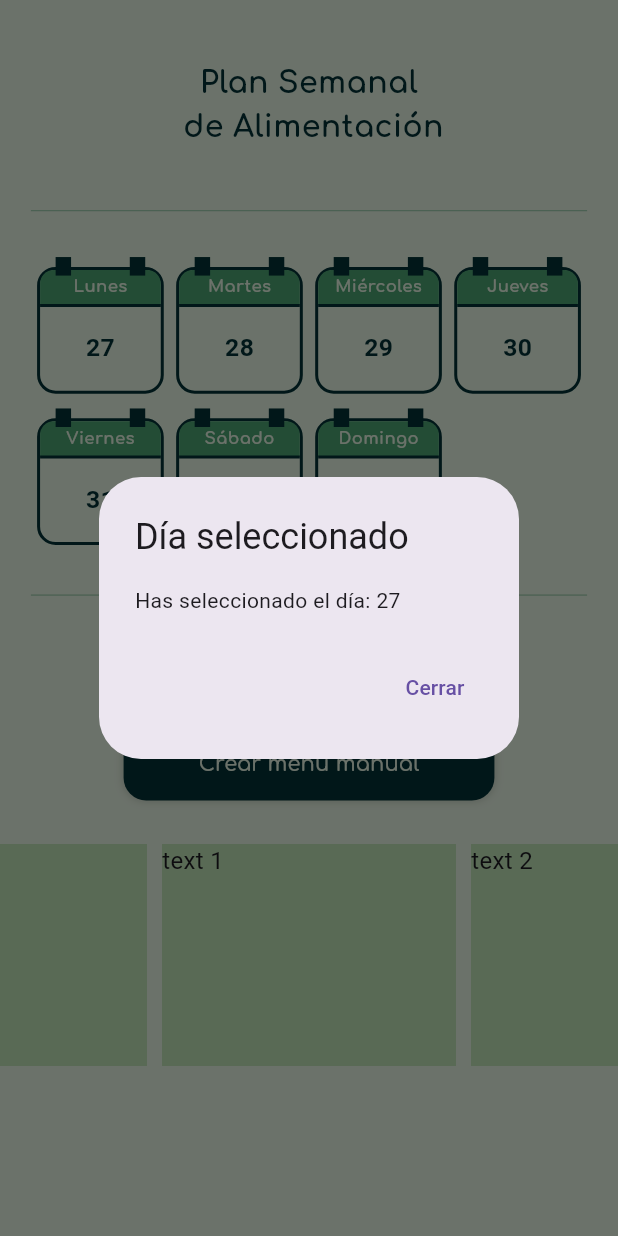
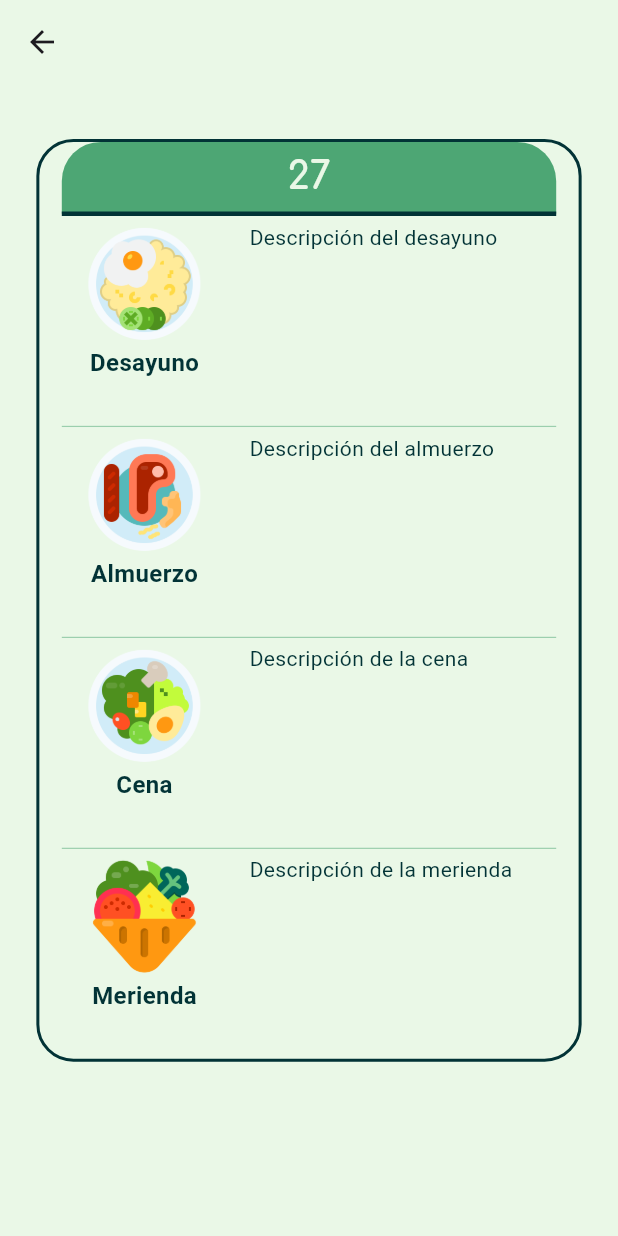
Before and after one commit to lilzandro/app-planes-alimenticios, a Flutter app: the VentanaPlanAlimentacion widget shown alone on an empty page, opened directly, after a tap on "Lunes", on a phone screen of 412 x 824 dp. Run offline on Flutter 3.47's test engine with Material 3 defaults, Android fonts, the phone set to English and light mode, and no system bars; drawn by our look-alikes of carousel_slider; our stand-ins replace cloud_firestore, firebase_auth, firebase_core, percent_indicator; accounts and stored records are empty.

Commit message:
Ventana del dia del plan alimenticio

```diff
--- /dev/null
+++ b/lib/screens/VentanaPlanAlimentacion/plan_dia.dart
@@ -0,0 +1,149 @@
+import 'package:flutter/material.dart';
+import 'package:app_planes/utils/dimensiones_pantalla.dart';
+import 'package:app_planes/utils/linea.dart';
+
+class DayDetailScreen extends StatelessWidget {
+  final String dayString;
+
+  const DayDetailScreen.planDia({Key? key, required this.dayString})
+      : super(key: key);
+
+  @override
+  Widget build(BuildContext context) {
+    return Scaffold(
+      backgroundColor: const Color(0xFFeaf8e7),
+      appBar: AppBar(
+        backgroundColor: const Color(0xFFeaf8e7),
+      ),
+      body: Padding(
+        padding: const EdgeInsets.all(16.0),
+        child: _buildCalendarWidget(),
+      ),
+    );
+  }
+
+  Widget _buildCalendarWidget() {
+    return Stack(
+      clipBehavior: Clip.none,
+      children: [
+        Container(
+          margin: EdgeInsets.symmetric(
+              horizontal: DimensionesDePantalla.pantallaSize * 0.01),
+          decoration: BoxDecoration(),
+          child: Column(
+            children: [
+              SizedBox(height: DimensionesDePantalla.pantallaSize * 0.025),
+              Container(
+                alignment: Alignment.center,
+                decoration: BoxDecoration(
+                  color: const Color(0xFFeaf8e7), // Fondo blanco
+                  borderRadius: BorderRadius.circular(
+                    DimensionesDePantalla.pantallaSize * 0.03,
+                  ),
+                  border: Border.all(
+                    color: const Color(0xFF023336),
+                    width: 2,
+                  ), // Borde verde
+                ),
+                child: Column(
+                  mainAxisAlignment: MainAxisAlignment.center,
+                  children: [
+                    Container(
+                      alignment: Alignment.center,
+                      padding: const EdgeInsets.all(4.0),
+                      height: DimensionesDePantalla.pantallaSize * 0.06,
+                      width: DimensionesDePantalla.pantallaSize * 0.4,
+                      decoration: BoxDecoration(
+                        border: const Border(
+                          bottom: BorderSide(
+                            color: Color(0xFF023336), // Color del borde
+                            width: 3.0, // Grosor del borde
+                          ),
+                        ),
+                        color: const Color(0xFF4da674),
+                        borderRadius: const BorderRadius.only(
+                          topLeft: Radius.circular(26.0),
+                          topRight: Radius.circular(26.0),
+                        ),
+                      ),
+                      child: Text(
+                        dayString, // Mostrar la fecha calculada
+                        style: const TextStyle(
+                          fontFamily: 'Comfortaa',
+                          color: Color(0xFFeaf8e7), // Texto blanco
+                          fontWeight: FontWeight.bold,
+                          fontSize: 25,
+                        ),
+                      ),
+                    ),
+                    _buildMealSection('Desayuno', 'Descripción del desayuno',
+                        'assets/desayuno.png'),
+                    linea(.8, .8),
+                    _buildMealSection('Almuerzo', 'Descripción del almuerzo',
+                        'assets/almuerzo.png'),
+                    linea(.8, .8),
+                    _buildMealSection(
+                        'Cena', 'Descripción de la cena', 'assets/cena.png'),
+                    linea(.8, .8),
+                    _buildMealSection('Merienda', 'Descripción de la merienda',
+                        'assets/merienda.png'),
+                  ],
+                ),
+              ),
+              SizedBox(height: DimensionesDePantalla.pantallaSize * 0.02),
+            ],
+          ),
+        ),
+      ],
+    );
+  }
+
+  Widget _buildMealSection(
+    String mealName,
+    String mealDescription,
+    String imagePath,
+  ) {
+    return Padding(
+      padding: const EdgeInsets.symmetric(vertical: 4.0),
+      child: Row(
+        mainAxisAlignment: MainAxisAlignment.start,
+        children: [
+          SizedBox(width: DimensionesDePantalla.pantallaSize * 0.03),
+          Container(
+              height: DimensionesDePantalla.pantallaSize *
+                  0.16, // Ancho fijo para el nombre de la comida
+              child: Column(children: [
+                Image.asset(
+                  imagePath,
+                  height: DimensionesDePantalla.anchoPantalla * .2,
+                  width: DimensionesDePantalla.anchoPantalla * .22,
+                ),
+                Text(
+                  mealName,
+                  textAlign: TextAlign.center,
+                  style: TextStyle(
+                    fontSize: 16,
+                    fontWeight: FontWeight.bold,
+                    color: Color(0xFF023336),
+                  ),
+                ),
+              ])),
+          SizedBox(width: DimensionesDePantalla.pantallaSize * 0.03),
+          Container(
+            alignment: Alignment.topCenter,
+            height: DimensionesDePantalla.pantallaSize *
+                0.16, // Ancho fijo para la descripción de la comida
+            child: Text(
+              mealDescription,
+              textAlign: TextAlign.center,
+              style: TextStyle(
+                fontSize: 14,
+                color: Color(0xFF023336),
+              ),
+            ),
+          ),
+        ],
+      ),
+    );
+  }
+}
--- a/lib/screens/VentanaPlanAlimentacion/ventana_plan_alimentacion.dart
+++ b/lib/screens/VentanaPlanAlimentacion/ventana_plan_alimentacion.dart
@@ -3,6 +3,7 @@ import 'package:flutter/material.dart';
 import 'package:carousel_slider/carousel_slider.dart';
 import 'package:app_planes/utils/dimensiones_pantalla.dart';
 import 'package:intl/intl.dart';
+import 'package:app_planes/screens/VentanaPlanAlimentacion/plan_dia.dart';
 
 class VentanaPlanAlimentacion extends StatefulWidget {
   const VentanaPlanAlimentacion({super.key});
@@ -209,24 +210,12 @@ class _VentanaPlanAlimentacionState extends State<VentanaPlanAlimentacion> {
                     children: [
                       InkWell(
                         onTap: () {
-                          // Mostrar el diálogo cuando el cuadro es presionado
-                          showDialog(
-                            context: context,
-                            builder: (BuildContext context) {
-                              return AlertDialog(
-                                title: Text('Día seleccionado'),
-                                content:
-                                    Text('Has seleccionado el día: $dayString'),
-                                actions: <Widget>[
-                                  TextButton(
-                                    child: Text('Cerrar'),
-                                    onPressed: () {
-                                      Navigator.of(context).pop();
-                                    },
-                                  ),
-                                ],
-                              );
-                            },
+                          Navigator.push(
+                            context,
+                            MaterialPageRoute(
+                              builder: (context) =>
+                                  DayDetailScreen.planDia(dayString: dayString),
+                            ),
                           );
                         },
                         child: Container(
@@ -234,7 +223,7 @@ class _VentanaPlanAlimentacionState extends State<VentanaPlanAlimentacion> {
                           decoration: BoxDecoration(
                             color: const Color(0xFFeaf8e7), // Fondo blanco
                             borderRadius: BorderRadius.circular(
-                              DimensionesDePantalla.pantallaSize * 0.015,
+                              DimensionesDePantalla.pantallaSize * 0.012,
                             ),
                             border: Border.all(
                               color: const Color(0xFF023336),
--- /dev/null
+++ b/lib/utils/linea.dart
@@ -0,0 +1,10 @@
+import 'package:app_planes/utils/dimensiones_pantalla.dart';
+import 'package:flutter/material.dart';
+
+Widget linea(double altura, double alchura) {
+  return Container(
+    width: DimensionesDePantalla.anchoPantalla * alchura,
+    height: altura,
+    color: const Color(0xFF4DA674).withOpacity(0.5),
+  );
+}
--- a/lib/widgets/inicio/Ventanainicio/planAlimenticio.dart
+++ b/lib/widgets/inicio/Ventanainicio/planAlimenticio.dart
@@ -37,7 +37,7 @@ Widget buildPlanAlimenticio(
 
         // CONTENEDOR DEL PLAN ALIMENTICIO
         SizedBox(
-          height: DimensionesDePantalla.pantallaSize * 0.41,
+          height: DimensionesDePantalla.pantallaSize * 0.33,
           child: Column(
             children: [
               Padding(
@@ -48,11 +48,6 @@ Widget buildPlanAlimenticio(
               _buildExpandableOption('Desayuno', Colors.transparent,
                   'assets/desayuno.png', selectedMeal, setState, context),
 
-              _buildSeparator(DimensionesDePantalla.anchoPantalla),
-
-              // Merienda
-              _buildExpandableOption('Merienda', Colors.transparent,
-                  'assets/merienda.png', selectedMeal, setState, context),
               _buildSeparator(DimensionesDePantalla.anchoPantalla),
 
               // Almuerzo
```
